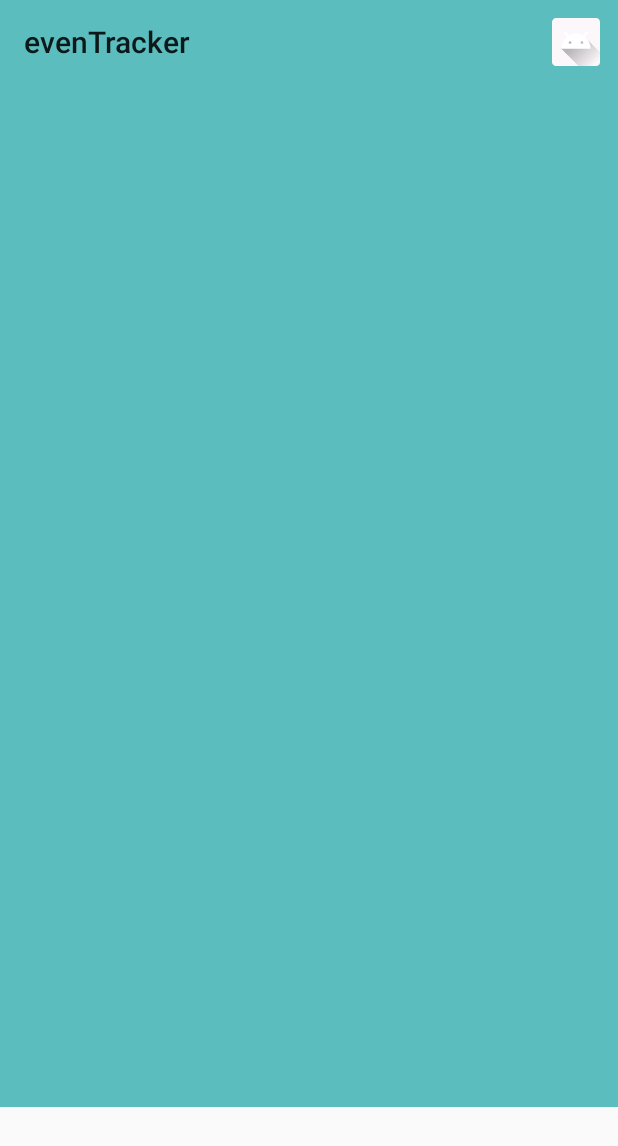
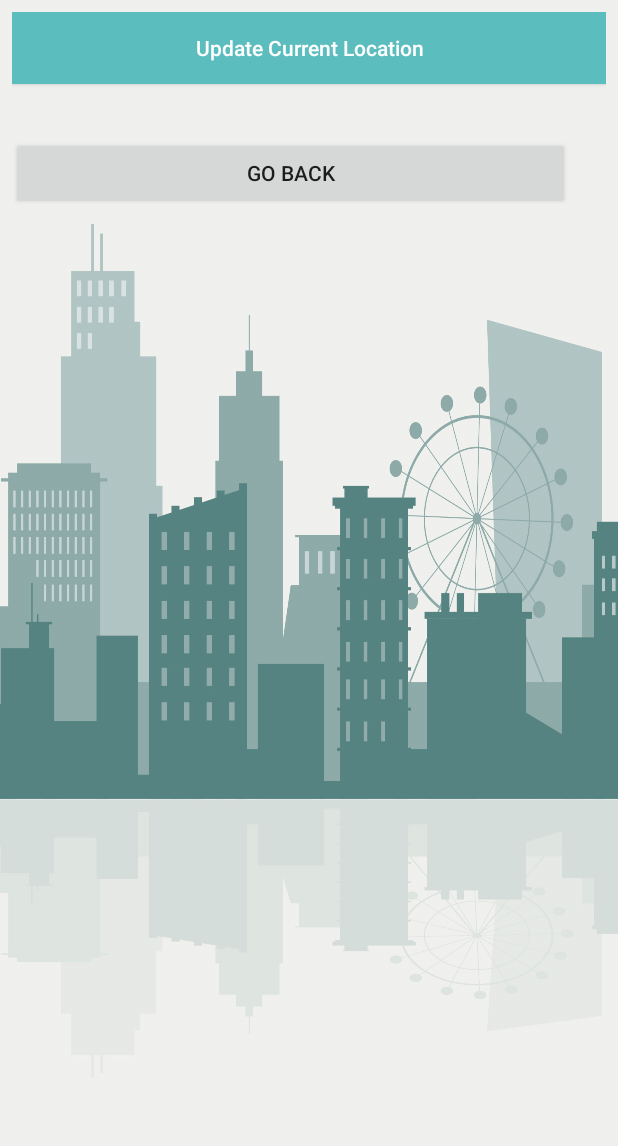
Before and after one commit to bonara/evenTracker, an Android app: the screen it shows after launch (MainActivity before the commit, UserLocation after it), on a phone screen of 412 x 824 dp. Shown: the top 1146 px of the screen. Run offline under Robolectric (Android 15) with nearby library versions, the phone set to English and light mode, and no system bars; our stand-ins replace Volley.

Commit message:
Gets user's location and makes a request based on the lat and long

```diff
--- a/app/build.gradle
+++ b/app/build.gradle
@@ -33,6 +33,7 @@ dependencies {
     implementation 'androidx.recyclerview:recyclerview:1.0.0'
     implementation 'androidx.cardview:cardview:1.0.0'
     implementation 'androidx.legacy:legacy-support-v4:1.0.0'
+    implementation 'com.google.android.gms:play-services-location:16.0.0'
 
     // Required for Cognito
     implementation('com.amazonaws:aws-android-sdk-cognitoauth:2.13.7@aar') { transitive = true }
--- /dev/null
+++ b/app/src/main/java/com/example/eventracker/GpsUtils.java
@@ -0,0 +1,105 @@
+package com.example.eventracker;
+
+import android.annotation.SuppressLint;
+import android.app.Activity;
+import android.content.Context;
+import android.content.IntentSender;
+import android.location.LocationManager;
+import android.util.Log;
+import android.widget.Toast;
+
+import androidx.annotation.NonNull;
+
+import com.google.android.gms.common.api.ApiException;
+import com.google.android.gms.common.api.ResolvableApiException;
+import com.google.android.gms.location.LocationRequest;
+import com.google.android.gms.location.LocationServices;
+import com.google.android.gms.location.LocationSettingsRequest;
+import com.google.android.gms.location.LocationSettingsResponse;
+import com.google.android.gms.location.LocationSettingsStatusCodes;
+import com.google.android.gms.location.SettingsClient;
+import com.google.android.gms.tasks.OnFailureListener;
+import com.google.android.gms.tasks.OnSuccessListener;
+
+import static android.content.ContentValues.TAG;
+
+public class GpsUtils {
+    public static final int GPS_REQUEST = 1001;
+
+    private Context context;
+    private SettingsClient mSettingsClient;
+    private LocationSettingsRequest mLocationSettingsRequest;
+    private LocationManager locationManager;
+    private LocationRequest locationRequest;
+
+    public GpsUtils(Context context) {
+        this.context = context;
+        locationManager = (LocationManager) context.getSystemService(Context.LOCATION_SERVICE);
+        mSettingsClient = LocationServices.getSettingsClient(context);
+
+        locationRequest = LocationRequest.create();
+        locationRequest.setPriority(LocationRequest.PRIORITY_HIGH_ACCURACY);
+        locationRequest.setInterval(10 * 1000);
+        locationRequest.setFastestInterval(2 * 1000);
+        LocationSettingsRequest.Builder builder = new LocationSettingsRequest.Builder()
+                .addLocationRequest(locationRequest);
+        mLocationSettingsRequest = builder.build();
+
+        //**************************
+        builder.setAlwaysShow(true); //this is the key ingredient
+        //**************************
+    }
+
+    // method for turn on GPS
+    public void turnGPSOn(final onGpsListener onGpsListener) {
+
+        if (locationManager.isProviderEnabled(LocationManager.GPS_PROVIDER)) {
+            if (onGpsListener != null) {
+                onGpsListener.gpsStatus(true);
+            }
+        } else {
+            mSettingsClient
+                    .checkLocationSettings(mLocationSettingsRequest)
+                    .addOnSuccessListener((Activity) context, new OnSuccessListener<LocationSettingsResponse>() {
+                        @SuppressLint("MissingPermission")
+                        @Override
+                        public void onSuccess(LocationSettingsResponse locationSettingsResponse) {
+
+                            //  GPS is already enable, callback GPS status through listener
+                            if (onGpsListener != null) {
+                                onGpsListener.gpsStatus(true);
+                            }
+                        }
+                    })
+                    .addOnFailureListener((Activity) context, new OnFailureListener() {
+                        @Override
+                        public void onFailure(@NonNull Exception e) {
+                            int statusCode = ((ApiException) e).getStatusCode();
+                            switch (statusCode) {
+                                case LocationSettingsStatusCodes.RESOLUTION_REQUIRED:
+
+                                    try {
+                                        // Show the dialog by calling startResolutionForResult(), and check the
+                                        // result in onActivityResult().
+                                        ResolvableApiException rae = (ResolvableApiException) e;
+                                        rae.startResolutionForResult((Activity) context, GPS_REQUEST);
+                                    } catch (IntentSender.SendIntentException sie) {
+                                        Log.i(TAG, "PendingIntent unable to execute request.");
+                                    }
+                                    break;
+                                case LocationSettingsStatusCodes.SETTINGS_CHANGE_UNAVAILABLE:
+                                    String errorMessage = "Location settings are inadequate, and cannot be " +
+                                            "fixed here. Fix in Settings.";
+                                    Log.e(TAG, errorMessage);
+
+                                    Toast.makeText((Activity) context, errorMessage, Toast.LENGTH_LONG).show();
+                            }
+                        }
+                    });
+        }
+    }
+
+    public interface onGpsListener {
+        void gpsStatus(boolean isGPSEnable);
+    }
+}
--- a/app/src/main/java/com/example/eventracker/MainActivity.java
+++ b/app/src/main/java/com/example/eventracker/MainActivity.java
@@ -1,12 +1,14 @@
 package com.example.eventracker;
 
 import androidx.annotation.NonNull;
+import androidx.annotation.Nullable;
 import androidx.appcompat.app.AppCompatActivity;
 import androidx.recyclerview.widget.LinearLayoutManager;
 import androidx.recyclerview.widget.RecyclerView;
 
 import android.Manifest;
 import android.content.Intent;
+import android.content.SharedPreferences;
 import android.content.pm.PackageManager;
 import android.location.Location;
 import android.os.Bundle;
@@ -54,6 +56,9 @@ public class MainActivity extends AppCompatActivity {
     private RequestQueue requestQueue;
     private List<mEvent> myEventList;
 
+    private String userLat = "40.730610";
+    private String userLong = "-73.935242";
+
     @Override
     public boolean onCreateOptionsMenu(Menu menu) {
         MenuInflater inflater = getMenuInflater();
@@ -67,26 +72,35 @@ public class MainActivity extends AppCompatActivity {
             case R.id.action_user:
 //                Toast.makeText(this, "msg" + "Login", Toast.LENGTH_SHORT).show();
                 Intent intent = new Intent(this, UserAccount.class);
-
                 this.startActivity(intent);
                 break;
         }
         return super.onOptionsItemSelected(item);
     }
 
+
+//    @Override
+//    protected void onResume() {
+//        super.onResume();
+//        SharedPreferences getSharedDate = getSharedPreferences("LOCATION",MODE_PRIVATE);
+//        String userLat = getSharedDate.getString("latitide","47.608013");
+//        String userLong = getSharedDate.getString("longitude","-122.335167");
+//        Log.d("shared", userLat);
+//
+//    }
+
     @Override
-    protected void onCreate(Bundle savedInstanceState) {
-        super.onCreate(savedInstanceState);
-        setContentView(R.layout.activity_main);
-        Toolbar toolbar = findViewById(R.id.app_bar);
-        setSupportActionBar(toolbar);
-
-
-
-        myEventList= new EventData().getEvents(new EventListAsyncResponse() {
+    protected void onActivityResult(int requestCode, int resultCode, @NonNull Intent data) {
+        super.onActivityResult(requestCode, resultCode, data);
+        if(requestCode==1 && resultCode==RESULT_OK) {
+            userLat = data.getStringExtra("lat");
+            userLong = data.getStringExtra("long");
+            Log.d("lat", data.getStringExtra("lat"));
+            Log.d("long", data.getStringExtra("long"));
+            myEventList = new EventData().getEvents(userLat, userLong, new EventListAsyncResponse() {
                 @Override
                 public void processFinished(ArrayList<mEvent> myEventArrayList) {
-                Log.d("Inside", "Process finished" +myEventArrayList);
+                    Log.d("Inside", "Process finished" + myEventArrayList);
 
 
                     recyclerView = findViewById(R.id.recyclerView);
@@ -102,5 +116,20 @@ public class MainActivity extends AppCompatActivity {
 
         }
 
+    }
+
+    @Override
+    protected void onCreate(Bundle savedInstanceState) {
+        super.onCreate(savedInstanceState);
+        setContentView(R.layout.activity_main);
+        Toolbar toolbar = findViewById(R.id.app_bar);
+        setSupportActionBar(toolbar);
+
+        Intent intent = new Intent(this, UserLocation.class);
+
+        this.startActivityForResult(intent, 1);
+
 
     }
+
+}
--- /dev/null
+++ b/app/src/main/java/com/example/eventracker/UserLocation.java
@@ -0,0 +1,197 @@
+package com.example.eventracker;
+
+import androidx.annotation.NonNull;
+import androidx.appcompat.app.AppCompatActivity;
+import androidx.core.app.ActivityCompat;
+
+import android.Manifest;
+import android.annotation.SuppressLint;
+import android.app.Activity;
+
+import android.content.Intent;
+import android.content.SharedPreferences;
+import android.content.pm.PackageManager;
+import android.location.Location;
+import android.os.Bundle;
+import android.util.Log;
+import android.view.View;
+import android.widget.Button;
+import android.widget.TextView;
+import android.widget.Toast;
+
+import com.google.android.gms.location.FusedLocationProviderClient;
+import com.google.android.gms.location.LocationCallback;
+import com.google.android.gms.location.LocationRequest;
+import com.google.android.gms.location.LocationResult;
+import com.google.android.gms.location.LocationServices;
+import com.google.android.gms.tasks.OnSuccessListener;
+
+import java.util.Locale;
+
+public class UserLocation extends AppCompatActivity {
+    public static final int LOCATION_REQUEST = 1000;
+    public static final int GPS_REQUEST = 1001;
+    private static final String LOCATION = "location_prefs";
+
+    private FusedLocationProviderClient mFusedLocationClient;
+
+    private double mLatitude = 0.0, mLongitude = 0.0;
+    private LocationRequest locationRequest;
+    private LocationCallback locationCallback;
+    private android.widget.Button btnLocation;
+    private Button backButton;
+    private TextView txtLocation;
+
+
+    private boolean isGPS = false;
+
+
+    @Override
+    protected void onCreate(Bundle savedInstanceState) {
+        super.onCreate(savedInstanceState);
+        setContentView(R.layout.activity_user_location);
+
+        this.txtLocation = (TextView) findViewById(R.id.txtLocation);
+        this.btnLocation = (Button) findViewById(R.id.btnLocation);
+
+        mFusedLocationClient = LocationServices.getFusedLocationProviderClient(this);
+
+        locationRequest = LocationRequest.create();
+        locationRequest.setPriority(LocationRequest.PRIORITY_HIGH_ACCURACY);
+
+
+        new GpsUtils(this).turnGPSOn(new GpsUtils.onGpsListener() {
+            @Override
+            public void gpsStatus(boolean isGPSEnable) {
+                // turn on GPS
+                isGPS = isGPSEnable;
+            }
+        });
+
+        locationCallback = new LocationCallback() {
+            @Override
+            public void onLocationResult(LocationResult locationResult) {
+                if (locationResult == null) {
+                    return;
+                }
+                for (Location location : locationResult.getLocations()) {
+                    if (location != null) {
+                        mLatitude = location.getLatitude();
+                        mLongitude = location.getLongitude();
+
+
+                        Log.d("Loc34", "location" + mLatitude);
+//                        SharedPreferences sharedPreferences = getSharedPreferences(LOCATION, MODE_PRIVATE);
+//                        SharedPreferences.Editor editor = sharedPreferences.edit();
+//                        editor.putString("latitude", String.valueOf(mLatitude));
+//                        editor.putString("longitude", String.valueOf(mLongitude));
+//                        editor.apply();
+
+                        if (mFusedLocationClient != null) {
+                            mFusedLocationClient.removeLocationUpdates(locationCallback);
+                        }
+                    }
+                }
+            }
+        };
+
+        if (!isGPS) {
+            Toast.makeText(UserLocation.this, "Please turn on GPS", Toast.LENGTH_SHORT).show();
+            return;
+        }
+        UserLocation.this.getLocation();
+
+        btnLocation.setOnClickListener(new View.OnClickListener() {
+            @Override
+            public void onClick(View v) {
+
+
+                Intent i = new Intent();
+                i.putExtra("long", String.valueOf(mLongitude));
+                i.putExtra("lat", String.valueOf(mLatitude));
+                setResult(RESULT_OK, i);
+                finish();
+
+
+            }
+        });
+
+
+    }
+
+    private void getLocation() {
+        if (ActivityCompat.checkSelfPermission(this, Manifest.permission.ACCESS_FINE_LOCATION) != PackageManager.PERMISSION_GRANTED
+                && ActivityCompat.checkSelfPermission(this, Manifest.permission.ACCESS_COARSE_LOCATION) != PackageManager.PERMISSION_GRANTED) {
+            ActivityCompat.requestPermissions(this, new String[]{Manifest.permission.ACCESS_FINE_LOCATION, Manifest.permission.ACCESS_COARSE_LOCATION},
+                    LOCATION_REQUEST);
+
+        } else {
+            mFusedLocationClient.getLastLocation().addOnSuccessListener(this, new OnSuccessListener<Location>() {
+                @Override
+                public void onSuccess(Location location) {
+                    if (location != null) {
+                        mLatitude = location.getLatitude();
+                        mLongitude = location.getLongitude();
+//
+//                        Intent i = new Intent();
+//                        i.putExtra("long", mLongitude);
+//                        i.putExtra("lat", mLongitude);
+//                        setResult(RESULT_OK, i);
+//                        finish();
+                        Log.d("Loc3", "location" + mLatitude);
+//                        SharedPreferences sharedPreferences = getSharedPreferences(LOCATION, MODE_PRIVATE);
+//                        SharedPreferences.Editor editor = sharedPreferences.edit();
+//                        editor.putString("latitude", String.valueOf(mLatitude));
+//                        editor.putString("longitude", String.valueOf(mLongitude));
+//                        editor.apply();
+
+                        txtLocation.setText(String.format(Locale.US, "%s - %s", mLatitude, mLongitude));
+
+                    } else {
+                        mFusedLocationClient.requestLocationUpdates(locationRequest, locationCallback, null);
+                    }
+                }
+            });
+        }
+    }
+
+    @SuppressLint("MissingPermission")
+    @Override
+    public void onRequestPermissionsResult(int requestCode, @NonNull String[] permissions, @NonNull int[] grantResults) {
+        super.onRequestPermissionsResult(requestCode, permissions, grantResults);
+        switch (requestCode) {
+            case 1000: {
+                // If request is cancelled, the result arrays are empty.
+                if (grantResults.length > 0
+                        && grantResults[0] == PackageManager.PERMISSION_GRANTED) {
+                    mFusedLocationClient.getLastLocation().addOnSuccessListener(this, new OnSuccessListener<Location>() {
+                        @Override
+                        public void onSuccess(Location location) {
+                            if (location != null) {
+                                mLatitude = location.getLatitude();
+                                mLongitude = location.getLongitude();
+                                Log.d("Loc1", "location" + mLatitude);
+                                txtLocation.setText(String.format(Locale.US, "%s - %s", mLatitude, mLongitude));
+                            } else {
+                                mFusedLocationClient.requestLocationUpdates(locationRequest, locationCallback, null);
+                            }
+                        }
+                    });
+                } else {
+                    Toast.makeText(this, "Permission denied", Toast.LENGTH_SHORT).show();
+                }
+                break;
+            }
+        }
+    }
+
+    @Override
+    protected void onActivityResult(int requestCode, int resultCode, Intent data) {
+        super.onActivityResult(requestCode, resultCode, data);
+        if (resultCode == Activity.RESULT_OK) {
+            if (requestCode == GPS_REQUEST) {
+                isGPS = true; // flag maintain before get location
+            }
+        }
+    }
+}
--- a/app/src/main/java/com/example/eventracker/data/EventData.java
+++ b/app/src/main/java/com/example/eventracker/data/EventData.java
@@ -20,12 +20,13 @@ import java.util.List;
 public class EventData {
 
     ArrayList<mEvent> myEventArrayList = new ArrayList<>();
-    private String latitude = "47.608013";
-    private String longitude = "-122.335167";
+//    private String latitude = "47.608013";
+//    private String longitude = "-122.335167";
 
-    private String url = "https://q2e4y7sz9h.execute-api.us-west-2.amazonaws.com/staging/events/?longitude="+longitude+"&latitude="+latitude;
 
-    public List<mEvent> getEvents(final EventListAsyncResponse callBack) {
+    public List<mEvent> getEvents(String latitude, String longitude, final EventListAsyncResponse callBack) {
+        String url = "https://q2e4y7sz9h.execute-api.us-west-2.amazonaws.com/staging/events/?longitude="+longitude+"&latitude="+latitude;
+
 
         JsonArrayRequest jsonArrayRequest = new JsonArrayRequest(
             Request.Method.GET,
--- a/app/src/main/java/com/example/eventracker/fragments/AuthUserFragment.java
+++ b/app/src/main/java/com/example/eventracker/fragments/AuthUserFragment.java
@@ -24,8 +24,8 @@ import java.util.Iterator;
  * Authenticated user.
  */
 public class AuthUserFragment extends Fragment {
-    private static final String ARG_PARAM1 = "param1";
-    private static final String ARG_PARAM2 = "param2";
+//    private static final String ARG_PARAM1 = "param1";
+//    private static final String ARG_PARAM2 = "param2";
     private static final boolean SIGN_OUT = false;
     private static final String TAB = "    ";
 
--- /dev/null
+++ b/app/src/main/res/layout/activity_user_location.xml
@@ -0,0 +1,47 @@
+<?xml version="1.0" encoding="utf-8"?>
+<LinearLayout xmlns:android="http://schemas.android.com/apk/res/android"
+    xmlns:app="http://schemas.android.com/apk/res-auto"
+    xmlns:tools="http://schemas.android.com/tools"
+    android:layout_width="match_parent"
+    android:layout_height="match_parent"
+    android:background="@drawable/skyline"
+    tools:context=".UserLocation">
+
+    <LinearLayout
+        android:layout_width="0dp"
+        android:layout_height="wrap_content"
+        android:layout_margin="8dp"
+        android:layout_weight="1"
+        android:orientation="vertical">
+
+        <Button
+            android:id="@+id/btnLocation"
+            android:layout_width="match_parent"
+            android:layout_height="wrap_content"
+            android:background="@color/colorPrimary"
+            android:paddingStart="16dp"
+            android:paddingEnd="16dp"
+            android:text="Update Current Location"
+            android:textAllCaps="false"
+            android:textColor="#ffffff" />
+
+        <TextView
+            android:id="@+id/txtLocation"
+            android:layout_width="match_parent"
+            android:layout_height="wrap_content"
+            android:layout_margin="8dp"
+            android:gravity="center"
+            android:textColor="#000" />
+
+        <Button
+            android:id="@+id/back_button"
+            android:layout_width="371dp"
+            android:layout_height="wrap_content"
+            android:layout_weight="1"
+            android:gravity="center"
+            android:text="Go back" />
+
+    </LinearLayout>
+
+
+</LinearLayout>
```
Also changed, not shown: app/src/main/AndroidManifest.xml (+18 -4 lines), app/src/main/java/com/example/eventracker/UserAccount.java (+24 -6 lines), app/src/main/res/layout/fragment_unauth_user.xml (+8 -5 lines), app/src/main/res/values/strings.xml (+6 -6 lines), app/src/main/res/drawable/skyline.jpg (added). Lines whose indentation alone changed are shown as unchanged.
